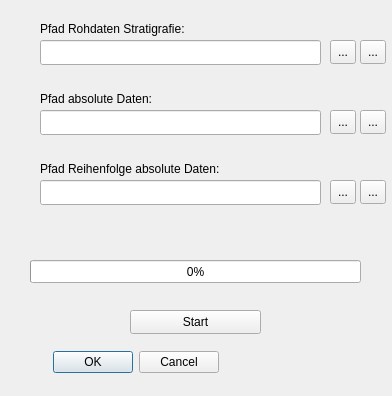
Before: the Qt Designer form gui_strati.ui in TimoBremer/PyStrat, drawn with Qt 5.
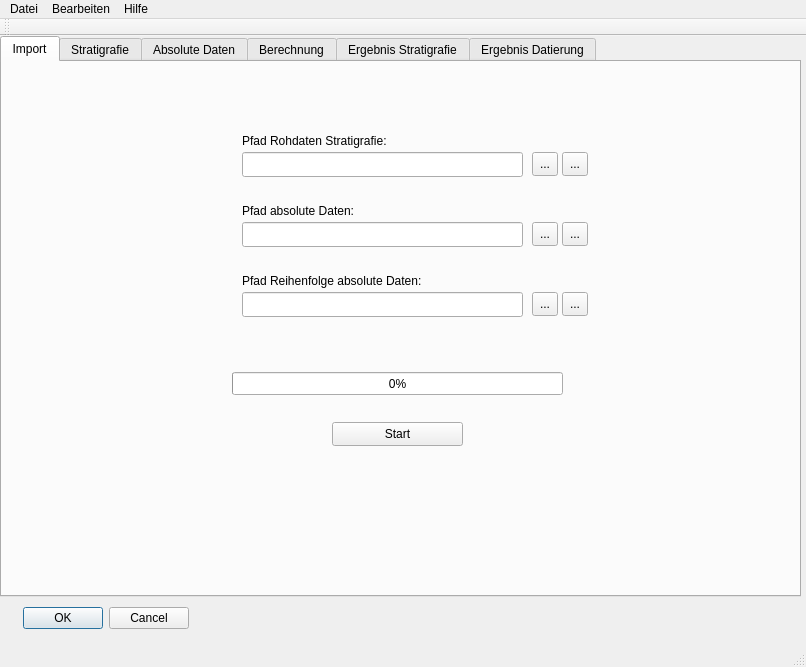
After: the same form once the commit is applied. Icons and pictures are not drawn.

Commit message: Ui-Version with tabs

The edit to the form file:
```diff
--- a/gui_strati.ui
+++ b/gui_strati.ui
@@ -1,72 +1,110 @@
 <?xml version="1.0" encoding="UTF-8"?>
 <ui version="4.0">
- <class>Dialog</class>
- <widget class="QDialog" name="Dialog">
+ <class>MainWindow</class>
+ <widget class="QMainWindow" name="MainWindow">
   <property name="geometry">
    <rect>
     <x>0</x>
     <y>0</y>
-    <width>392</width>
-    <height>396</height>
+    <width>806</width>
+    <height>667</height>
    </rect>
   </property>
   <property name="windowTitle">
    <string>Stratigrafie</string>
   </property>
-  <widget class="QDialogButtonBox" name="abbrechen_ok">
+  <widget class="QWidget" name="centralwidget">
+   <widget class="QTabWidget" name="tabWidget">
    <property name="geometry">
     <rect>
-     <x>30</x>
-     <y>350</y>
-     <width>189</width>
-     <height>25</height>
-    </rect>
-   </property>
-   <property name="orientation">
-    <enum>Qt::Horizontal</enum>
-   </property>
-   <property name="standardButtons">
-    <set>QDialogButtonBox::Cancel|QDialogButtonBox::Ok</set>
-   </property>
-  </widget>
-  <widget class="QLineEdit" name="dateipfad_rohdaten">
+      <x>0</x>
+      <y>0</y>
+      <width>801</width>
+      <height>561</height>
+     </rect>
+    </property>
+    <property name="currentIndex">
+     <number>0</number>
+    </property>
+    <widget class="QWidget" name="widget">
+     <attribute name="title">
+      <string>Import</string>
+     </attribute>
+     <widget class="QToolButton" name="ausw_dateipfad_abs_daten">
+      <property name="geometry">
+       <rect>
+        <x>530</x>
+        <y>160</y>
+        <width>26</width>
+        <height>24</height>
+       </rect>
+      </property>
+      <property name="toolTip">
+       <string>&lt;html&gt;&lt;head/&gt;&lt;body&gt;&lt;p&gt;Select list-file with absolute data&lt;/p&gt;&lt;/body&gt;&lt;/html&gt;</string>
+      </property>
+      <property name="text">
+       <string>...</string>
+      </property>
+      <property name="icon">
+       <iconset theme="document-open">
+        <normaloff>.</normaloff>.</iconset>
+      </property>
+     </widget>
+     <widget class="QToolButton" name="tab_pfad_abs_dat_last">
    <property name="geometry">
     <rect>
-     <x>40</x>
-     <y>40</y>
-     <width>281</width>
-     <height>25</height>
-    </rect>
+        <x>560</x>
+        <y>160</y>
+        <width>26</width>
+        <height>24</height>
+       </rect>
+      </property>
+      <property name="toolTip">
+       <string>Select file of previous session</string>
+      </property>
+      <property name="text">
+       <string>...</string>
+      </property>
+      <property name="icon">
+       <iconset theme="document-revert">
+        <normaloff>.</normaloff>.</iconset>
+      </property>
+     </widget>
+     <widget class="QToolButton" name="tab_pfad_rohdat_last">
+      <property name="geometry">
+       <rect>
+        <x>560</x>
+        <y>90</y>
+        <width>26</width>
+        <height>24</height>
+       </rect>
+      </property>
+      <property name="toolTip">
+       <string>&lt;html&gt;&lt;head/&gt;&lt;body&gt;&lt;p&gt;Select file of previous session&lt;/p&gt;&lt;/body&gt;&lt;/html&gt;</string>
+      </property>
+      <property name="text">
+       <string>...</string>
+      </property>
+      <property name="icon">
+       <iconset theme="document-revert">
+        <normaloff>.</normaloff>.</iconset>
    </property>
   </widget>
   <widget class="QLineEdit" name="dateipfad_abs_daten">
    <property name="geometry">
     <rect>
-     <x>40</x>
-     <y>110</y>
+        <x>240</x>
+        <y>160</y>
      <width>281</width>
      <height>25</height>
     </rect>
    </property>
   </widget>
-  <widget class="QLineEdit" name="dateipfad_reihenf_abs_daten">
-   <property name="geometry">
-    <rect>
-     <x>40</x>
-     <y>180</y>
-     <width>281</width>
-     <height>25</height>
-    </rect>
-   </property>
-   <property name="autoFillBackground">
-    <bool>false</bool>
-   </property>
-  </widget>
   <widget class="QLabel" name="label">
    <property name="geometry">
     <rect>
-     <x>40</x>
-     <y>20</y>
+        <x>240</x>
+        <y>70</y>
      <width>221</width>
      <height>17</height>
     </rect>
@@ -75,11 +113,77 @@
     <string>Pfad Rohdaten Stratigrafie:</string>
    </property>
   </widget>
+     <widget class="QToolButton" name="ausw_dateipfad_rohdaten">
+      <property name="geometry">
+       <rect>
+        <x>530</x>
+        <y>90</y>
+        <width>26</width>
+        <height>24</height>
+       </rect>
+      </property>
+      <property name="toolTip">
+       <string>&lt;html&gt;&lt;head/&gt;&lt;body&gt;&lt;p&gt;Select list-file with stratigraphical data&lt;/p&gt;&lt;/body&gt;&lt;/html&gt;</string>
+      </property>
+      <property name="text">
+       <string>...</string>
+      </property>
+      <property name="icon">
+       <iconset theme="document-open">
+        <normaloff>.</normaloff>.</iconset>
+      </property>
+     </widget>
+     <widget class="QToolButton" name="ausw_dateipfad_reihenf_abs_daten">
+      <property name="geometry">
+       <rect>
+        <x>530</x>
+        <y>230</y>
+        <width>26</width>
+        <height>24</height>
+       </rect>
+      </property>
+      <property name="toolTip">
+       <string>&lt;html&gt;&lt;head/&gt;&lt;body&gt;&lt;p&gt;Select list-file with order of absolute data&lt;/p&gt;&lt;/body&gt;&lt;/html&gt;</string>
+      </property>
+      <property name="text">
+       <string>...</string>
+      </property>
+      <property name="icon">
+       <iconset theme="document-open">
+        <normaloff>.</normaloff>.</iconset>
+      </property>
+     </widget>
+     <widget class="QLabel" name="anzeige_arbeitsschritt">
+      <property name="geometry">
+       <rect>
+        <x>370</x>
+        <y>290</y>
+        <width>191</width>
+        <height>20</height>
+       </rect>
+      </property>
+      <property name="text">
+       <string/>
+      </property>
+     </widget>
+     <widget class="QLineEdit" name="dateipfad_reihenf_abs_daten">
+      <property name="geometry">
+       <rect>
+        <x>240</x>
+        <y>230</y>
+        <width>281</width>
+        <height>25</height>
+       </rect>
+      </property>
+      <property name="autoFillBackground">
+       <bool>false</bool>
+      </property>
+     </widget>
   <widget class="QLabel" name="label_2">
    <property name="geometry">
     <rect>
-     <x>40</x>
-     <y>90</y>
+        <x>240</x>
+        <y>140</y>
      <width>171</width>
      <height>17</height>
     </rect>
@@ -88,11 +192,31 @@
     <string>Pfad absolute Daten:</string>
    </property>
   </widget>
+     <widget class="QToolButton" name="tab_pfad_reihenf_last">
+      <property name="geometry">
+       <rect>
+        <x>560</x>
+        <y>230</y>
+        <width>26</width>
+        <height>24</height>
+       </rect>
+      </property>
+      <property name="toolTip">
+       <string>Select file of previous session</string>
+      </property>
+      <property name="text">
+       <string>...</string>
+      </property>
+      <property name="icon">
+       <iconset theme="document-revert">
+        <normaloff>.</normaloff>.</iconset>
+      </property>
+     </widget>
   <widget class="QLabel" name="label_3">
    <property name="geometry">
     <rect>
-     <x>40</x>
-     <y>160</y>
+        <x>240</x>
+        <y>210</y>
      <width>271</width>
      <height>17</height>
     </rect>
@@ -101,68 +225,21 @@
     <string>Pfad Reihenfolge absolute Daten:</string>
    </property>
   </widget>
-  <widget class="QToolButton" name="ausw_dateipfad_rohdaten">
+     <widget class="QLineEdit" name="dateipfad_rohdaten">
    <property name="geometry">
     <rect>
-     <x>330</x>
-     <y>40</y>
-     <width>26</width>
-     <height>24</height>
-    </rect>
-   </property>
-   <property name="toolTip">
-    <string>&lt;html&gt;&lt;head/&gt;&lt;body&gt;&lt;p&gt;Select list-file with stratigraphical data&lt;/p&gt;&lt;/body&gt;&lt;/html&gt;</string>
-   </property>
-   <property name="text">
-    <string>...</string>
-   </property>
-   <property name="icon">
-    <iconset theme="document-open"/>
-   </property>
-  </widget>
-  <widget class="QToolButton" name="ausw_dateipfad_abs_daten">
-   <property name="geometry">
-    <rect>
-     <x>330</x>
-     <y>110</y>
-     <width>26</width>
-     <height>24</height>
-    </rect>
-   </property>
-   <property name="toolTip">
-    <string>&lt;html&gt;&lt;head/&gt;&lt;body&gt;&lt;p&gt;Select list-file with absolute data&lt;/p&gt;&lt;/body&gt;&lt;/html&gt;</string>
-   </property>
-   <property name="text">
-    <string>...</string>
-   </property>
-   <property name="icon">
-    <iconset theme="document-open"/>
-   </property>
-  </widget>
-  <widget class="QToolButton" name="ausw_dateipfad_reihenf_abs_daten">
-   <property name="geometry">
-    <rect>
-     <x>330</x>
-     <y>180</y>
-     <width>26</width>
-     <height>24</height>
-    </rect>
-   </property>
-   <property name="toolTip">
-    <string>&lt;html&gt;&lt;head/&gt;&lt;body&gt;&lt;p&gt;Select list-file with order of absolute data&lt;/p&gt;&lt;/body&gt;&lt;/html&gt;</string>
-   </property>
-   <property name="text">
-    <string>...</string>
-   </property>
-   <property name="icon">
-    <iconset theme="document-open"/>
+        <x>240</x>
+        <y>90</y>
+        <width>281</width>
+        <height>25</height>
+       </rect>
    </property>
   </widget>
   <widget class="QProgressBar" name="progressBar">
    <property name="geometry">
     <rect>
-     <x>30</x>
-     <y>260</y>
+        <x>230</x>
+        <y>310</y>
      <width>331</width>
      <height>23</height>
     </rect>
@@ -174,8 +251,8 @@
   <widget class="QToolButton" name="button_start">
    <property name="geometry">
     <rect>
-     <x>130</x>
-     <y>310</y>
+        <x>330</x>
+        <y>360</y>
      <width>131</width>
      <height>24</height>
     </rect>
@@ -184,88 +261,177 @@
     <string>Start</string>
    </property>
   </widget>
-  <widget class="QLabel" name="anzeige_arbeitsschritt">
+    </widget>
+    <widget class="QWidget" name="tab_2">
+     <attribute name="title">
+      <string>Stratigrafie</string>
+     </attribute>
+    </widget>
+    <widget class="QWidget" name="tab_3">
+     <attribute name="title">
+      <string>Absolute Daten</string>
+     </attribute>
+    </widget>
+    <widget class="QWidget" name="tab_4">
+     <attribute name="title">
+      <string>Berechnung</string>
+     </attribute>
+    </widget>
+    <widget class="QWidget" name="tab_5">
+     <attribute name="title">
+      <string>Ergebnis Stratigrafie</string>
+     </attribute>
+    </widget>
+    <widget class="QWidget" name="tab_6">
+     <attribute name="title">
+      <string>Ergebnis Datierung</string>
+     </attribute>
+    </widget>
+   </widget>
+   <widget class="QDialogButtonBox" name="abbrechen_ok">
    <property name="geometry">
     <rect>
-     <x>170</x>
-     <y>240</y>
-     <width>191</width>
-     <height>20</height>
-    </rect>
-   </property>
-   <property name="text">
-    <string/>
-   </property>
-  </widget>
-  <widget class="QToolButton" name="tab_pfad_reihenf_last">
+      <x>0</x>
+      <y>570</y>
+      <width>189</width>
+      <height>25</height>
+     </rect>
+    </property>
+    <property name="orientation">
+     <enum>Qt::Horizontal</enum>
+    </property>
+    <property name="standardButtons">
+     <set>QDialogButtonBox::Cancel|QDialogButtonBox::Ok</set>
+    </property>
+   </widget>
+  </widget>
+  <widget class="QMenuBar" name="menubar">
    <property name="geometry">
     <rect>
-     <x>360</x>
-     <y>180</y>
-     <width>26</width>
-     <height>24</height>
+     <x>0</x>
+     <y>0</y>
+     <width>806</width>
+     <height>22</height>
     </rect>
    </property>
-   <property name="toolTip">
-    <string>Select file of previous session</string>
-   </property>
-   <property name="text">
-    <string>...</string>
-   </property>
-   <property name="icon">
-    <iconset theme="document-revert">
-     <normaloff>.</normaloff>.</iconset>
-   </property>
-  </widget>
-  <widget class="QToolButton" name="tab_pfad_abs_dat_last">
-   <property name="geometry">
-    <rect>
-     <x>360</x>
-     <y>110</y>
-     <width>26</width>
-     <height>24</height>
-    </rect>
-   </property>
-   <property name="toolTip">
-    <string>Select file of previous session</string>
+   <widget class="QMenu" name="menuDatei">
+    <property name="title">
+     <string>Datei</string>
+    </property>
+    <widget class="QMenu" name="menuExport">
+     <property name="title">
+      <string>Export</string>
+     </property>
+     <addaction name="actionstratigrafische_Beziehungen"/>
+     <addaction name="actionErgebnis_absolute_Daten"/>
+    </widget>
+    <addaction name="actionProjekt_ffnen_2"/>
+    <addaction name="actionProjekt_speichern"/>
+    <addaction name="actionLaden"/>
+    <addaction name="menuExport"/>
+   </widget>
+   <widget class="QMenu" name="menuBearbeiten">
+    <property name="title">
+     <string>Bearbeiten</string>
+    </property>
+    <addaction name="actionManuelle_Eingabe_Stratigrafie"/>
+    <addaction name="actionManuelle_Eingabe_Datierungen"/>
+    <addaction name="actionManuelle_Eingabe_Reihenfolge_Datierungen"/>
+    <addaction name="actionAusschluss_Beziehungen"/>
+    <addaction name="actionProgrammstart_2"/>
+   </widget>
+   <widget class="QMenu" name="menuHilfe">
+    <property name="title">
+     <string>Hilfe</string>
+    </property>
+    <addaction name="actionAnleitung"/>
+    <addaction name="action_ber"/>
+   </widget>
+   <addaction name="menuDatei"/>
+   <addaction name="menuBearbeiten"/>
+   <addaction name="menuHilfe"/>
+  </widget>
+  <widget class="QStatusBar" name="statusbar"/>
+  <widget class="QToolBar" name="toolBar">
+   <property name="windowTitle">
+    <string>toolBar</string>
    </property>
+   <attribute name="toolBarArea">
+    <enum>TopToolBarArea</enum>
+   </attribute>
+   <attribute name="toolBarBreak">
+    <bool>false</bool>
+   </attribute>
+  </widget>
+  <action name="actionLaden">
    <property name="text">
-    <string>...</string>
+    <string>Datenimport</string>
    </property>
    <property name="icon">
     <iconset theme="document-revert">
      <normaloff>.</normaloff>.</iconset>
    </property>
-  </widget>
-  <widget class="QToolButton" name="tab_pfad_rohdat_last">
-   <property name="geometry">
-    <rect>
-     <x>360</x>
-     <y>40</y>
-     <width>26</width>
-     <height>24</height>
-    </rect>
+  </action>
+  <action name="actionProgrammstart">
+   <property name="text">
+    <string>Programmstart</string>
    </property>
    <property name="toolTip">
     <string>&lt;html&gt;&lt;head/&gt;&lt;body&gt;&lt;p&gt;Select file of previous session&lt;/p&gt;&lt;/body&gt;&lt;/html&gt;</string>
    </property>
    <property name="text">
-    <string>...</string>
+    <string>Projekt speichern</string>
    </property>
    <property name="icon">
     <iconset theme="document-revert"/>
    </property>
-  </widget>
- </widget>
- <tabstops>
-  <tabstop>dateipfad_abs_daten</tabstop>
-  <tabstop>ausw_dateipfad_reihenf_abs_daten</tabstop>
-  <tabstop>ausw_dateipfad_abs_daten</tabstop>
-  <tabstop>button_start</tabstop>
-  <tabstop>dateipfad_reihenf_abs_daten</tabstop>
-  <tabstop>ausw_dateipfad_rohdaten</tabstop>
-  <tabstop>dateipfad_rohdaten</tabstop>
- </tabstops>
+  </action>
+  <action name="actionManuelle_Eingabe_Stratigrafie">
+   <property name="text">
+    <string>Manuelle Eingabe Stratigrafie</string>
+   </property>
+  </action>
+  <action name="actionManuelle_Eingabe_Datierungen">
+   <property name="text">
+    <string>Manuelle Eingabe Datierungen</string>
+   </property>
+  </action>
+  <action name="actionManuelle_Eingabe_Reihenfolge_Datierungen">
+   <property name="text">
+    <string>Manuelle Eingabe Reihenfolge Datierungen</string>
+   </property>
+  </action>
+  <action name="actionstratigrafische_Beziehungen">
+   <property name="text">
+    <string>Ergebnis stratigrafische Beziehungen</string>
+   </property>
+  </action>
+  <action name="actionErgebnis_absolute_Daten">
+   <property name="text">
+    <string>Ergebnis absolute Daten</string>
+   </property>
+  </action>
+  <action name="actionAusschluss_Beziehungen">
+   <property name="text">
+    <string>Ausschluss Beziehungen</string>
+   </property>
+  </action>
+  <action name="actionAnleitung">
+   <property name="text">
+    <string>Anleitung</string>
+   </property>
+  </action>
+  <action name="action_ber">
+   <property name="text">
+    <string>Über</string>
+   </property>
+  </action>
+  <action name="actionProgrammstart_2">
+   <property name="text">
+    <string>Programmstart</string>
+   </property>
+  </action>
+ </widget>
  <resources/>
  <connections>
   <connection>
```
Left out of the diff: 56 changed lines with no effect on the pictures. Lines whose indentation alone changed are shown as unchanged. The commit also changes 1 other file.
